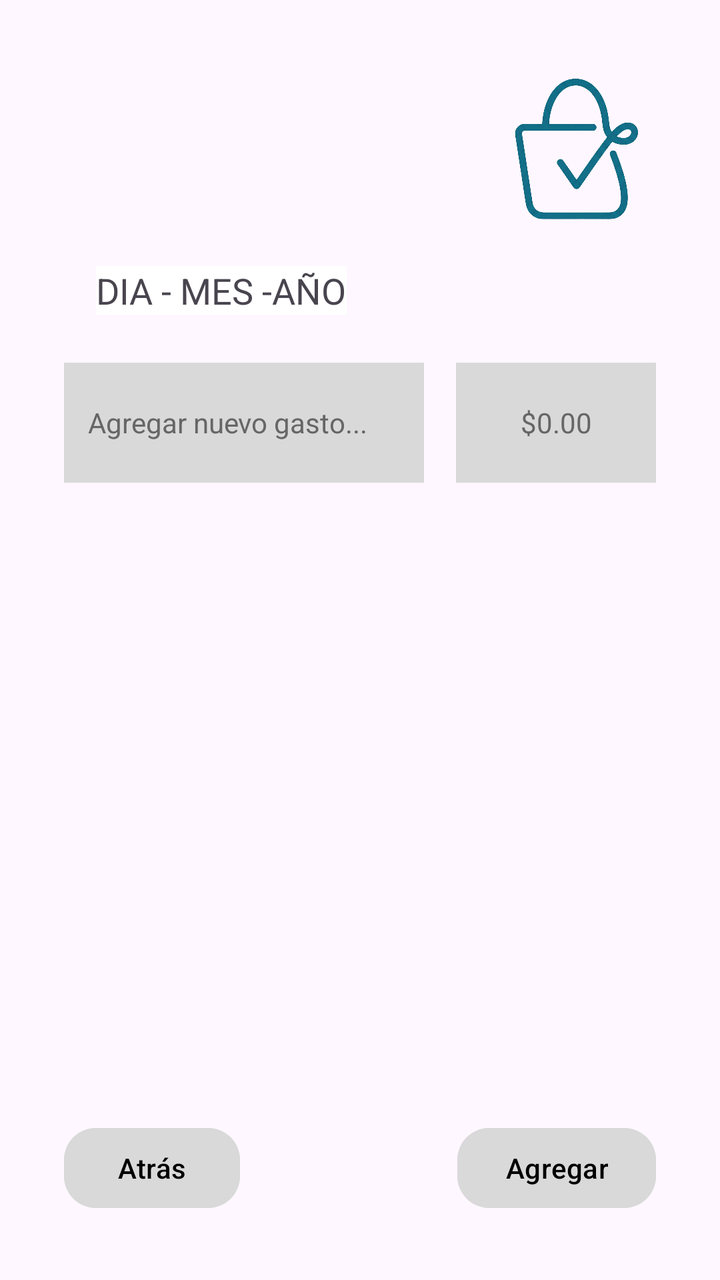
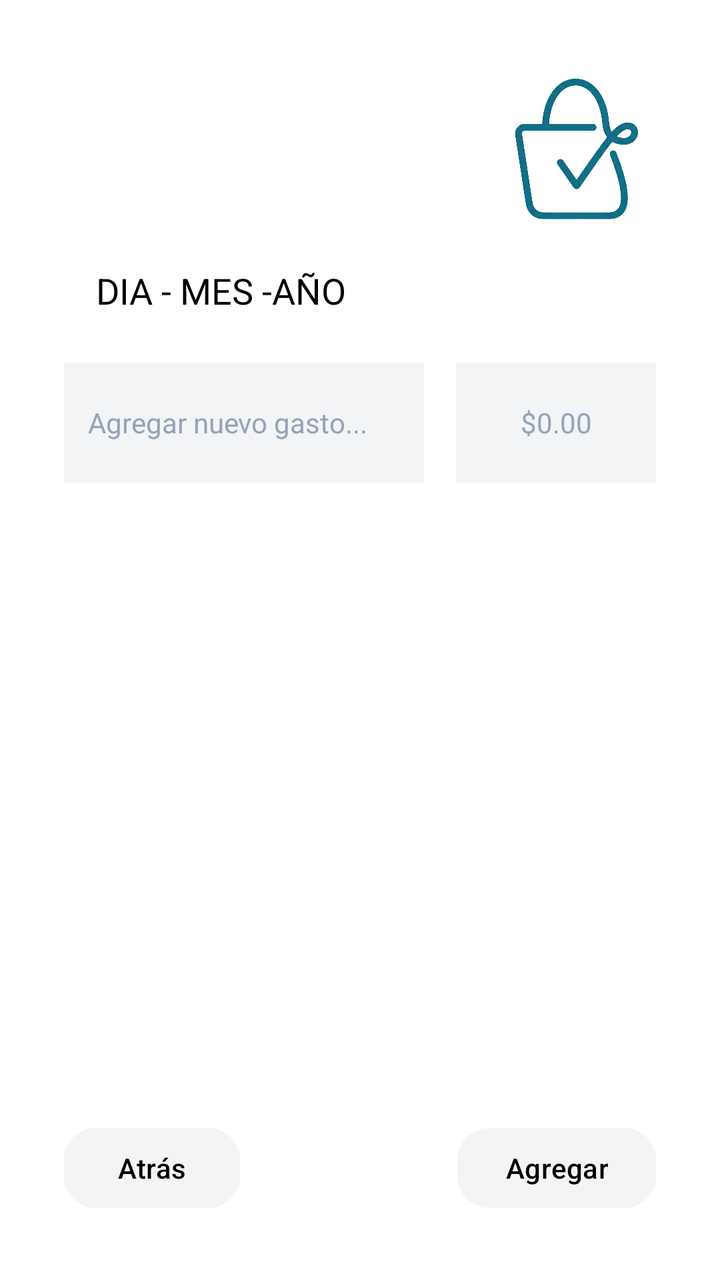

Screens rendered from an Android XML layout before and after an edit, with the pre-edit source and the edit as a unified diff.
<!-- AndroidManifest.xml: application theme Theme.BitacoraV1 -->
<!-- res/layout/activity_detalle_dia.xml -->
<?xml version="1.0" encoding="utf-8"?>
<androidx.constraintlayout.widget.ConstraintLayout xmlns:android="http://schemas.android.com/apk/res/android"
    xmlns:app="http://schemas.android.com/apk/res-auto"
    xmlns:tools="http://schemas.android.com/tools"
    android:id="@+id/main"
    android:layout_width="match_parent"
    android:layout_height="match_parent"
    tools:context=".detalle_dia"
    android:padding="16dp">

    <ImageView
        android:id="@+id/ivLogoRegistro"
        android:layout_width="79dp"
        android:layout_height="85dp"
        android:layout_marginEnd="16dp"
        android:layout_marginTop="16dp"
        android:src="@drawable/logo"
        app:layout_constraintEnd_toEndOf="parent"
        app:layout_constraintTop_toTopOf="parent" />

    <TextView
        android:id="@+id/tvFechaDia"
        android:layout_width="wrap_content"
        android:layout_height="wrap_content"
        android:layout_marginStart="32dp"
        android:layout_marginTop="16dp"
        android:text="DIA - MES -AÑO"
        android:background="#ffffff"
        android:textSize="18sp"
        app:layout_constraintStart_toStartOf="parent"
        app:layout_constraintTop_toBottomOf="@id/ivLogoRegistro" />

    <EditText
        android:id="@+id/etNuevoGasto"
        android:layout_width="0dp"
        android:layout_height="wrap_content"
        android:layout_marginStart="16dp"
        android:layout_marginEnd="16dp"
        android:layout_marginTop="24dp"
        android:background="#D9D9D9"
        android:hint="Agregar nuevo gasto..."
        android:minHeight="60dp"
        android:padding="12dp"
        android:textColor="#333333"
        android:textColorHint="#666666"
        android:textSize="14sp"
        app:layout_constraintEnd_toStartOf="@+id/etNuevoMonto"
        app:layout_constraintStart_toStartOf="parent"
        app:layout_constraintTop_toBottomOf="@+id/tvFechaDia" />

    <EditText
        android:id="@+id/etNuevoMonto"
        android:layout_width="100dp"
        android:layout_height="0dp"
        android:layout_marginEnd="16dp"
        android:background="#D9D9D9"
        android:gravity="center"
        android:hint="$0.00"
        android:inputType="numberDecimal"
        android:textColor="#333333"
        android:textColorHint="#666666"
        android:textSize="14sp"
        app:layout_constraintBottom_toBottomOf="@+id/etNuevoGasto"
        app:layout_constraintEnd_toEndOf="parent"
        app:layout_constraintTop_toTopOf="@+id/etNuevoGasto" />

    <Button
        android:id="@+id/btnAtras"
        android:layout_width="wrap_content"
        android:layout_height="48dp"
        android:layout_marginStart="16dp"
        android:layout_marginBottom="16dp"
        android:backgroundTint="#D9D9D9"
        android:text="Atrás"
        android:textColor="#000000"
        app:cornerRadius="16dp"
        app:layout_constraintBottom_toBottomOf="parent"
        app:layout_constraintStart_toStartOf="parent" />

    <Button
        android:id="@+id/btnAgregar"
        android:layout_width="wrap_content"
        android:layout_height="48dp"
        android:layout_marginEnd="16dp"
        android:layout_marginBottom="16dp"
        android:backgroundTint="#D9D9D9"
        android:text="Agregar"
        android:textColor="#000000"
        app:cornerRadius="16dp"
        app:layout_constraintBottom_toBottomOf="parent"
        app:layout_constraintEnd_toEndOf="parent" />

    <androidx.recyclerview.widget.RecyclerView
        android:id="@+id/rvGastos"
        android:layout_width="0dp"
        android:layout_height="0dp"
        android:layout_marginHorizontal="16dp"
        android:layout_marginTop="24dp"
        android:layout_marginBottom="16dp"
        app:layout_constraintTop_toBottomOf="@+id/etNuevoGasto"
        app:layout_constraintBottom_toTopOf="@+id/btnAtras"
        app:layout_constraintEnd_toEndOf="parent"
        app:layout_constraintStart_toStartOf="parent"
        tools:listitem="@layout/activity_item_gasto" />

</androidx.constraintlayout.widget.ConstraintLayout>
<!-- res/layout/activity_item_gasto.xml (included above) -->
<?xml version="1.0" encoding="utf-8"?>
<androidx.constraintlayout.widget.ConstraintLayout xmlns:android="http://schemas.android.com/apk/res/android"
    xmlns:app="http://schemas.android.com/apk/res-auto"
    xmlns:tools="http://schemas.android.com/tools"
    android:layout_width="match_parent"
    android:layout_height="wrap_content"
    android:layout_marginVertical="8dp"
    tools:context=".item_gasto">

    <TextView
        android:id="@+id/tvConceptoGasto"
        android:layout_width="0dp"
        android:layout_height="wrap_content"
        android:layout_marginEnd="16dp"
        android:background="#D9D9D9"
        android:minHeight="60dp"
        android:padding="12dp"
        android:text="Concepto del gasto"
        android:textColor="#333333"
        android:textSize="14sp"
        app:layout_constraintBottom_toBottomOf="parent"
        app:layout_constraintEnd_toStartOf="@+id/tvMontoGasto"
        app:layout_constraintStart_toStartOf="parent"
        app:layout_constraintTop_toTopOf="parent" />

    <TextView
        android:id="@+id/tvMontoGasto"
        android:layout_width="100dp"
        android:layout_height="0dp"
        android:background="#D9D9D9"
        android:gravity="center"
        android:text="$0.00"
        android:textColor="#333333"
        android:textSize="14sp"
        app:layout_constraintBottom_toBottomOf="@+id/tvConceptoGasto"
        app:layout_constraintEnd_toEndOf="parent"
        app:layout_constraintTop_toTopOf="@+id/tvConceptoGasto" />

</androidx.constraintlayout.widget.ConstraintLayout>
<!-- resources referenced by this layout -->
<resources>
  <!-- drawable logo: png bitmap (drawable, 204953 bytes) -->
  <style name="Theme.BitacoraV1" parent="Base.Theme.BitacoraV1" />
  <style name="Base.Theme.BitacoraV1" parent="Theme.Material3.DayNight.NoActionBar">
          
          
      </style>
</resources>

<!-- the commit's change to res/layout/activity_detalle_dia.xml (unified diff, before → after) -->
@@ -6,7 +6,8 @@
     android:layout_width="match_parent"
     android:layout_height="match_parent"
     tools:context=".detalle_dia"
-    android:padding="16dp">
+    android:padding="16dp"
+    android:background="@color/fondo_pantalla">
 
     <ImageView
         android:id="@+id/ivLogoRegistro"
@@ -25,7 +26,7 @@
         android:layout_marginStart="32dp"
         android:layout_marginTop="16dp"
         android:text="DIA - MES -AÑO"
-        android:background="#ffffff"
+        android:textColor="@color/texto_principal"
         android:textSize="18sp"
         app:layout_constraintStart_toStartOf="parent"
         app:layout_constraintTop_toBottomOf="@id/ivLogoRegistro" />
@@ -37,12 +38,12 @@
         android:layout_marginStart="16dp"
         android:layout_marginEnd="16dp"
         android:layout_marginTop="24dp"
-        android:background="#D9D9D9"
+        android:background="@color/fondo_botones"
         android:hint="Agregar nuevo gasto..."
         android:minHeight="60dp"
         android:padding="12dp"
-        android:textColor="#333333"
-        android:textColorHint="#666666"
+        android:textColor="@color/texto_principal"
+        android:textColorHint="#94A3B8"
         android:textSize="14sp"
         app:layout_constraintEnd_toStartOf="@+id/etNuevoMonto"
         app:layout_constraintStart_toStartOf="parent"
@@ -53,12 +54,12 @@
         android:layout_width="100dp"
         android:layout_height="0dp"
         android:layout_marginEnd="16dp"
-        android:background="#D9D9D9"
+        android:background="@color/fondo_botones"
         android:gravity="center"
         android:hint="$0.00"
         android:inputType="numberDecimal"
-        android:textColor="#333333"
-        android:textColorHint="#666666"
+        android:textColor="@color/texto_principal"
+        android:textColorHint="#94A3B8"
         android:textSize="14sp"
         app:layout_constraintBottom_toBottomOf="@+id/etNuevoGasto"
         app:layout_constraintEnd_toEndOf="parent"
@@ -70,9 +71,9 @@
         android:layout_height="48dp"
         android:layout_marginStart="16dp"
         android:layout_marginBottom="16dp"
-        android:backgroundTint="#D9D9D9"
+        app:backgroundTint="@color/fondo_botones"
         android:text="Atrás"
-        android:textColor="#000000"
+        android:textColor="@color/texto_principal"
         app:cornerRadius="16dp"
         app:layout_constraintBottom_toBottomOf="parent"
         app:layout_constraintStart_toStartOf="parent" />
@@ -83,9 +84,9 @@
         android:layout_height="48dp"
         android:layout_marginEnd="16dp"
         android:layout_marginBottom="16dp"
-        android:backgroundTint="#D9D9D9"
+        app:backgroundTint="@color/fondo_botones"
         android:text="Agregar"
-        android:textColor="#000000"
+        android:textColor="@color/texto_principal"
         app:cornerRadius="16dp"
         app:layout_constraintBottom_toBottomOf="parent"
         app:layout_constraintEnd_toEndOf="parent" />
<!-- resource entries referenced after the edit -->
@@ -1,5 +1,8 @@
 <!-- resources referenced by this layout -->
 <resources>
+  <color name="fondo_botones">#F3F4F6</color>
+  <color name="fondo_pantalla">#FFFFFF</color>
+  <color name="texto_principal">#000000</color>
   <!-- drawable logo: png bitmap (drawable, 204953 bytes) -->
   <style name="Theme.BitacoraV1" parent="Base.Theme.BitacoraV1" />
   <style name="Base.Theme.BitacoraV1" parent="Theme.Material3.DayNight.NoActionBar">
